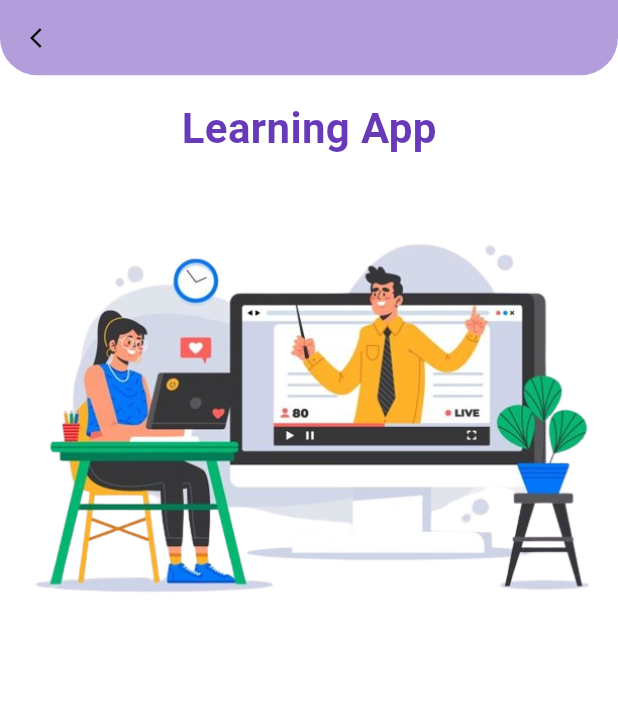
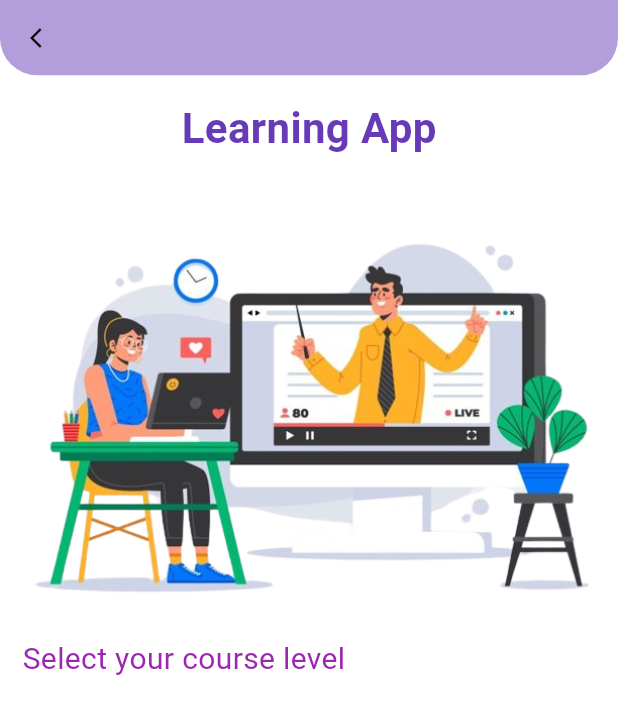
Before and after one commit to UmerMujtaba/Learning_App_Template, a Flutter app: the ForthScreen screen opened by its route, on a phone screen of 412 x 824 dp. Shown: the top 714 px of the screen. Run offline on Flutter 3.47's test engine with Material 3 defaults, Android fonts, the phone set to English and light mode, and no system bars.

Commit message:
Second Commit

```diff
--- a/lib/screens/Forth.dart
+++ b/lib/screens/Forth.dart
@@ -34,11 +34,11 @@ class _ForthScreenState extends State<ForthScreen> {
               bottomLeft: Radius.circular(25)),
         ),
       ),
-      body: Column(
+      body: const Column(
         crossAxisAlignment: CrossAxisAlignment.center,
         children: <Widget>[
-          const SizedBox(height: 15),
-          const Row(
+          SizedBox(height: 15),
+          Row(
             mainAxisAlignment: MainAxisAlignment.center,
             children: [
               Text(
@@ -53,8 +53,25 @@ class _ForthScreenState extends State<ForthScreen> {
               ),
             ],
           ),
-          const SizedBox(height: 30),
-          Image(image: AssetImage('assets/forthnew.png')),
+          SizedBox(height: 30),
+          Image(
+            image: AssetImage('assets/forthnew.png'),
+          ),
+          SizedBox(height: 15),
+          Row(
+            children: [
+              Padding(
+                padding: EdgeInsets.fromLTRB(15, 0, 0, 10),
+                child: Text(
+                  'Select your course level',
+                  style: TextStyle(
+                    color: Colors.purple,
+                    fontSize: 20,
+                  ),
+                ),
+              )
+            ],
+          )
         ],
       ),
     );
```
